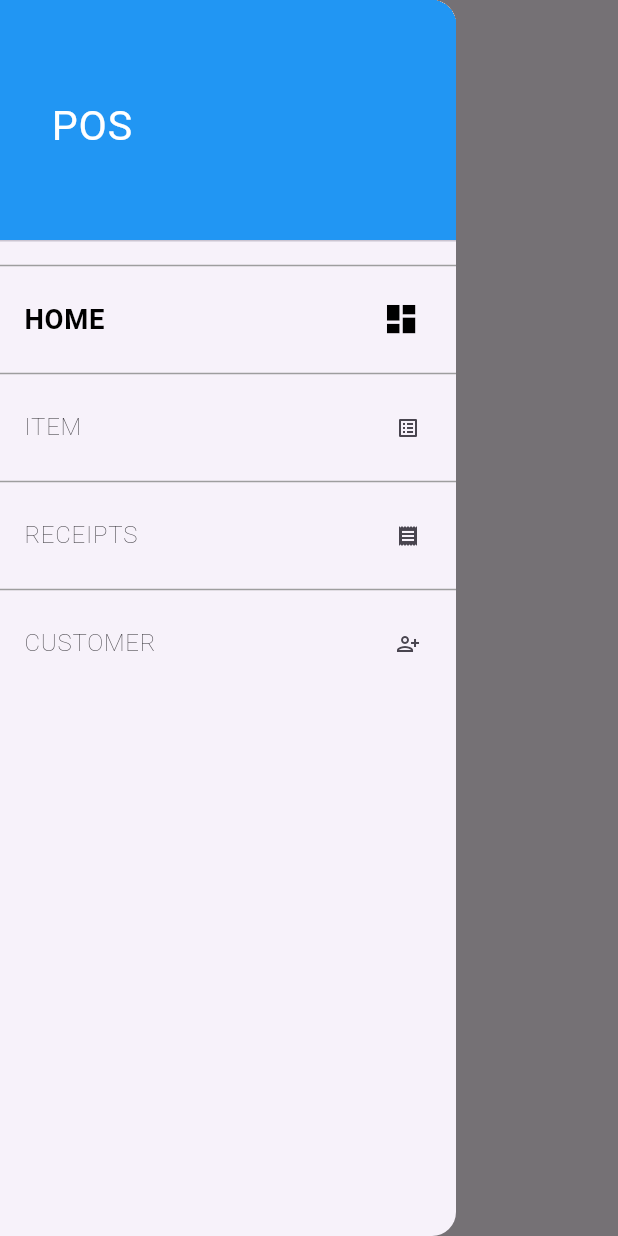
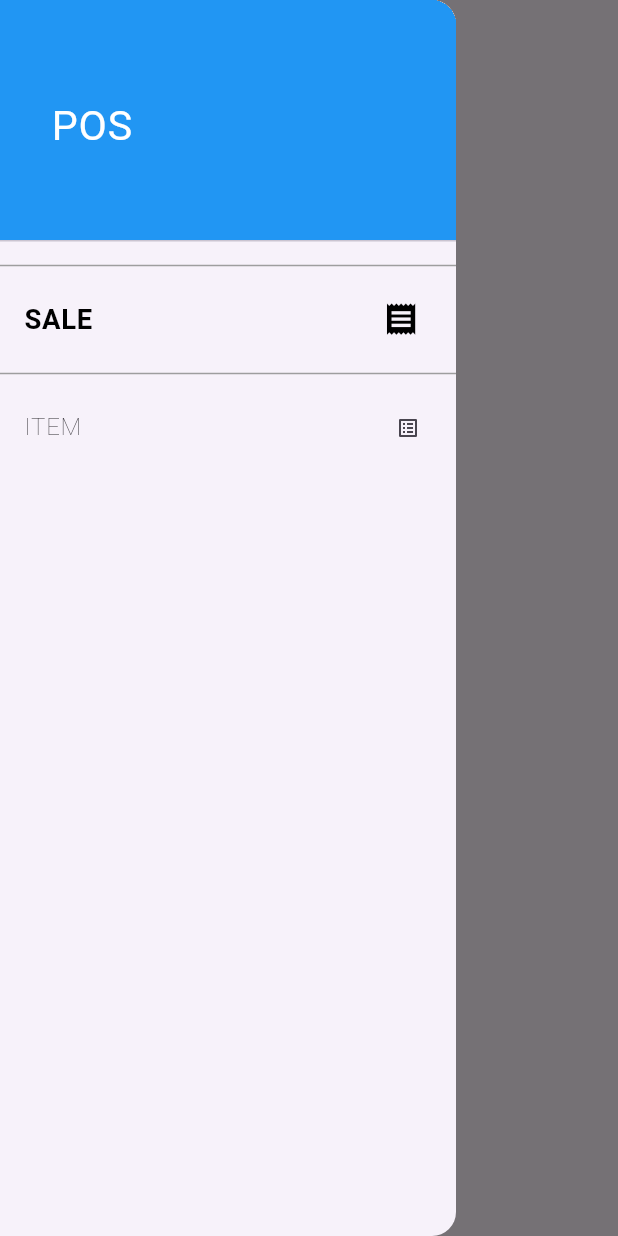
Before and after one commit to refayet21/pos, a Flutter app: the screen it shows after launch, with the side drawer open, on a phone screen of 412 x 824 dp. Run offline on Flutter 3.47's test engine with Material 3 defaults, Android fonts, the phone set to English and light mode, and no system bars; our stand-ins replace cloud_firestore, firebase_core, flutter_screenutil, get, sqflite; missing offline and left inert: flutter_cart; accounts and stored records are empty.

Commit message:
some modified

```diff
--- a/lib/presentation/home/home.screen.dart
+++ b/lib/presentation/home/home.screen.dart
@@ -18,7 +18,7 @@ class HomeScreen extends GetView<HomeController> {
   Widget build(BuildContext context) {
     return Scaffold(
       drawer: AdminDrawer(),
-      appBar: AppBar(title: Text('Home')),
+      appBar: AppBar(title: Text('SALE')),
       body: Obx(() {
         return ListView.builder(
           itemCount: controller.allItems.length,
--- a/lib/presentation/home/matchingBarcodesPage .dart
+++ b/lib/presentation/home/matchingBarcodesPage .dart
@@ -89,15 +89,19 @@ class MatchingBarcodesPage extends StatelessWidget {
   // }
 
   final List<ItemModel> matchingItems;
+
   final HomeController cartController = Get.put(HomeController());
 
   MatchingBarcodesPage(this.matchingItems);
+
+  var appbarItem;
 
   @override
   Widget build(BuildContext context) {
     return Scaffold(
       appBar: AppBar(
-        title: Text('Matching Items'),
+        // title: Text('${appbarItem.name}'),
+        title: Text('Add to cart'),
         // actions: [
         //   IconButton(
         //     icon: Icon(Icons.shopping_cart),
@@ -112,6 +116,7 @@ class MatchingBarcodesPage extends StatelessWidget {
         itemCount: matchingItems.length,
         itemBuilder: (context, index) {
           final item = matchingItems[index];
+          appbarItem = item;
           bool isInCart =
               cartController.isProductInCart(cartController.allItems[index]);
           return ListTile(
--- a/lib/widgets/drawer.dart
+++ b/lib/widgets/drawer.dart
@@ -8,19 +8,18 @@ import 'package:loyverspos/widgets/reuseable_drawer.dart';
 
 class AdminDrawer extends StatelessWidget {
   final List<DrawerMenuItem> drawerItems = [
-    DrawerMenuItem(
-        title: 'HOME', routeName: Routes.HOME, icon: Icons.dashboard),
+    DrawerMenuItem(title: 'SALE', routeName: Routes.HOME, icon: Icons.receipt),
     // DrawerMenuItem(title: 'SALES', routeName: Routes.SALES, icon: Icons.sell),
     // DrawerMenuItem(
     //     title: 'CATEGORY', routeName: Routes.CATEGORY, icon: Icons.category),
     DrawerMenuItem(title: 'ITEM', routeName: Routes.ITEM, icon: Icons.list_alt),
-    DrawerMenuItem(
-        title: 'RECEIPTS', routeName: Routes.RECEIPTS, icon: Icons.receipt),
+    // DrawerMenuItem(
+    //     title: 'RECEIPTS', routeName: Routes.RECEIPTS, icon: Icons.receipt),
 
-    DrawerMenuItem(
-        title: 'CUSTOMER',
-        routeName: Routes.CUSTOMER,
-        icon: Icons.person_add_alt),
+    // DrawerMenuItem(
+    //     title: 'CUSTOMER',
+    //     routeName: Routes.CUSTOMER,
+    //     icon: Icons.person_add_alt),
   ];
   AdminDrawer({
     super.key,
```
